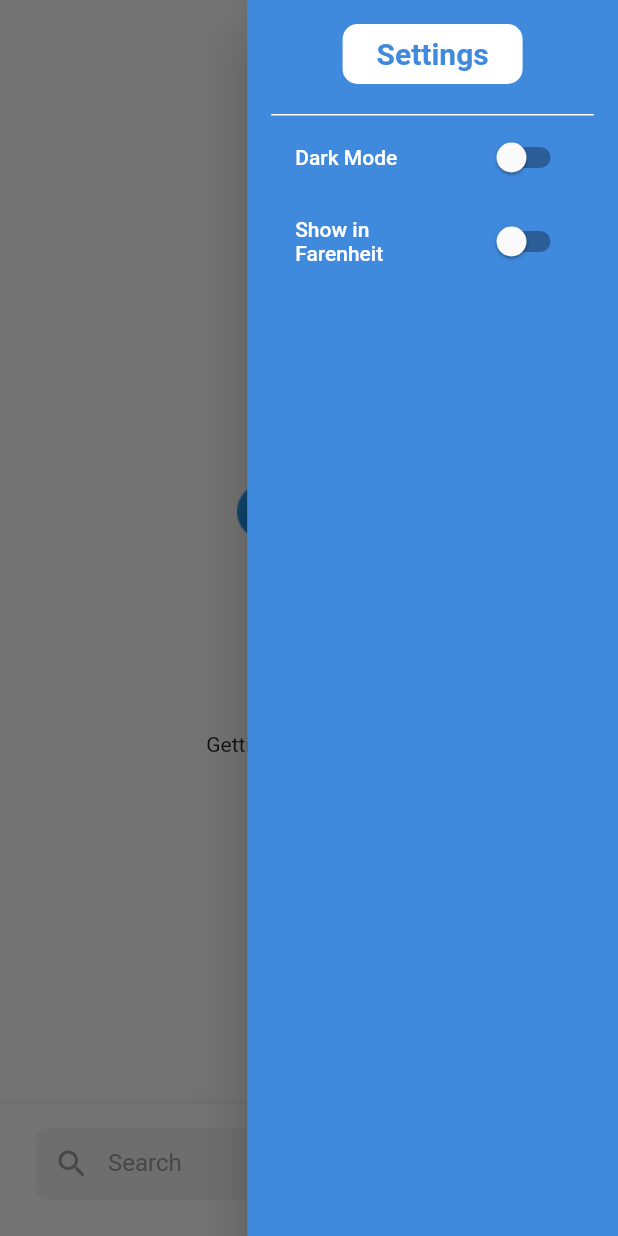
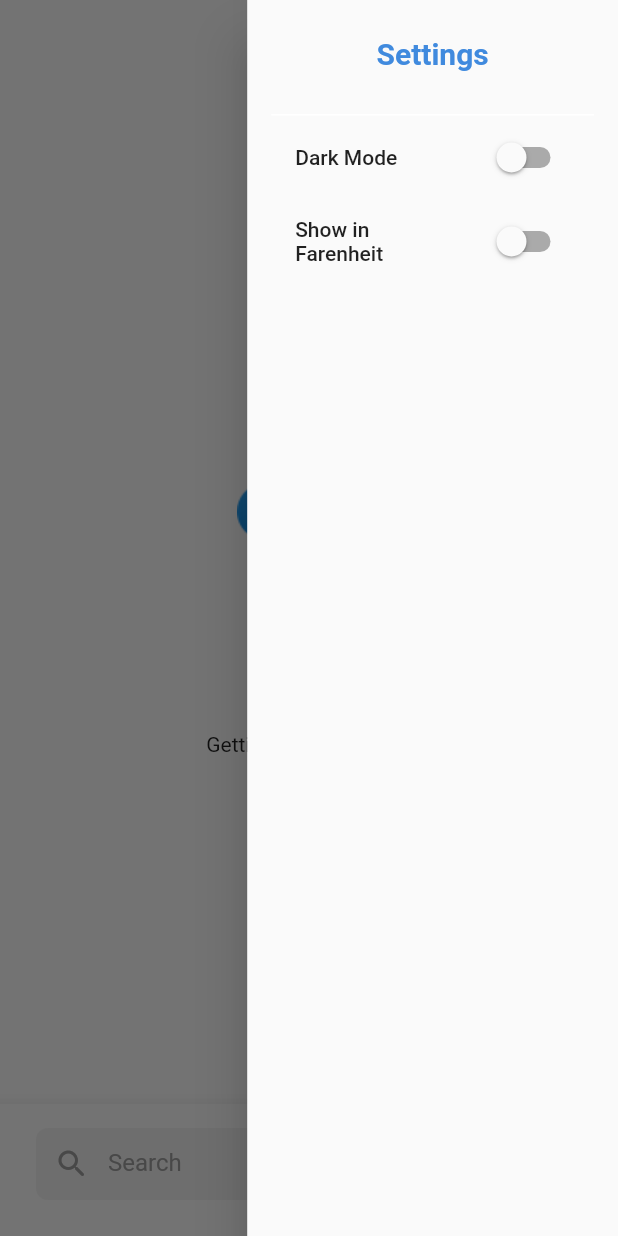
Before and after one commit to jaykumargori/weather_forecast, a Flutter app: the screen it shows after launch, with the side drawer open, on a phone screen of 412 x 824 dp. Run offline on Flutter 3.47's test engine with Material 2 defaults, Android fonts, the phone set to English and light mode, and no system bars; our stand-ins replace geocoding, geolocator, get, shared_preferences, sleek_circular_slider.

Commit message:
Updated drawer

```diff
--- a/lib/screens/home.dart
+++ b/lib/screens/home.dart
@@ -57,7 +57,6 @@ class _HomeScreenState extends State<HomeScreen> {
       key: _scaffoldKey,
       endDrawer: Drawer(
         width: MediaQuery.of(context).size.width * 0.6,
-        backgroundColor: CustomColors.firstGradientColor,
         child: SafeArea(
           child: Padding(
             padding: const EdgeInsets.all(16.0),
@@ -70,22 +69,20 @@ class _HomeScreenState extends State<HomeScreen> {
                       width: 120,
                       height: 40,
                       decoration: BoxDecoration(
-                        color: Colors.white,
                         borderRadius: BorderRadius.circular(10),
                       ),
                     ),
                     const Text(
                       'Settings',
                       style: TextStyle(
-                          fontSize: 20,
-                          fontWeight: FontWeight.bold,
-                          color: CustomColors.firstGradientColor),
+                        fontSize: 20,
+                        fontWeight: FontWeight.bold,
+                        color: CustomColors.firstGradientColor,
+                      ),
                     ),
                   ],
                 ),
-                const SizedBox(
-                  height: 20,
-                ),
+                const SizedBox(height: 20),
                 Container(
                   decoration: const BoxDecoration(
                       border: Border(
--- a/lib/widgets/toggle.dart
+++ b/lib/widgets/toggle.dart
@@ -4,8 +4,12 @@ class Toggle extends StatefulWidget {
   final String label;
   final bool value;
   final void Function(bool)? onChanged;
-  const Toggle(
-      {super.key, required this.value, this.onChanged, required this.label});
+  const Toggle({
+    super.key,
+    required this.value,
+    this.onChanged,
+    required this.label,
+  });
 
   @override
   State<Toggle> createState() => _ToggleState();
@@ -18,7 +22,9 @@ class _ToggleState extends State<Toggle> {
       title: Text(
         widget.label,
         style: const TextStyle(
-            fontSize: 14, color: Colors.white, fontWeight: FontWeight.w500),
+          fontSize: 14,
+          fontWeight: FontWeight.w500,
+        ),
       ),
       trailing: Switch(
         activeColor: Colors.white,
```
